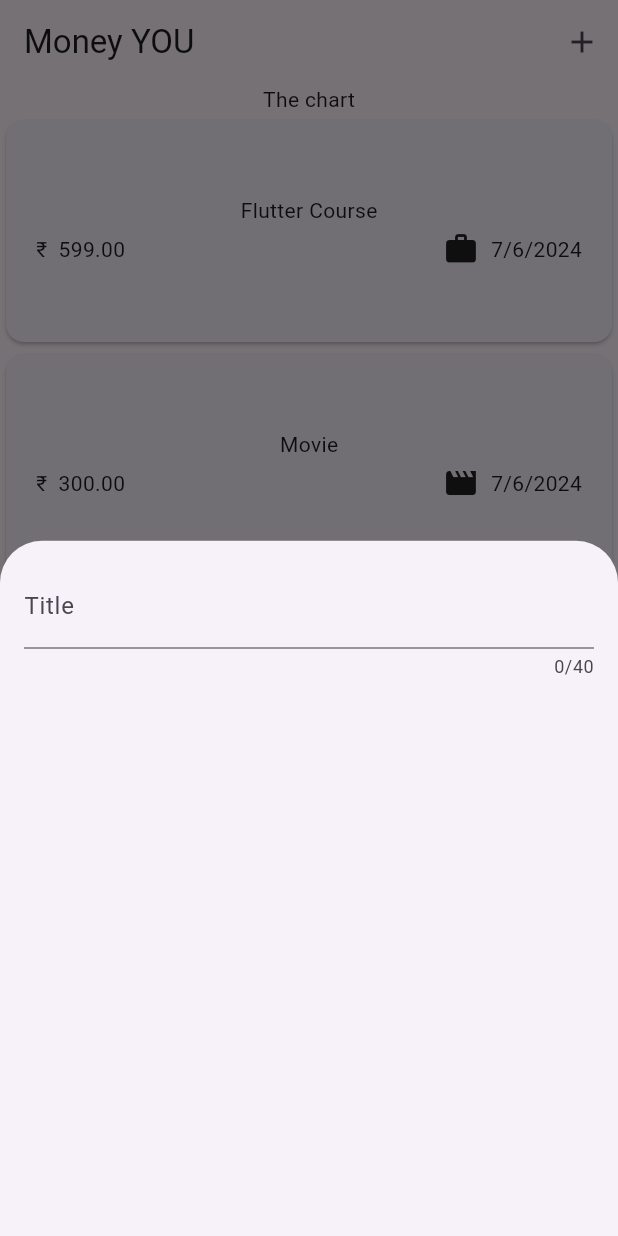
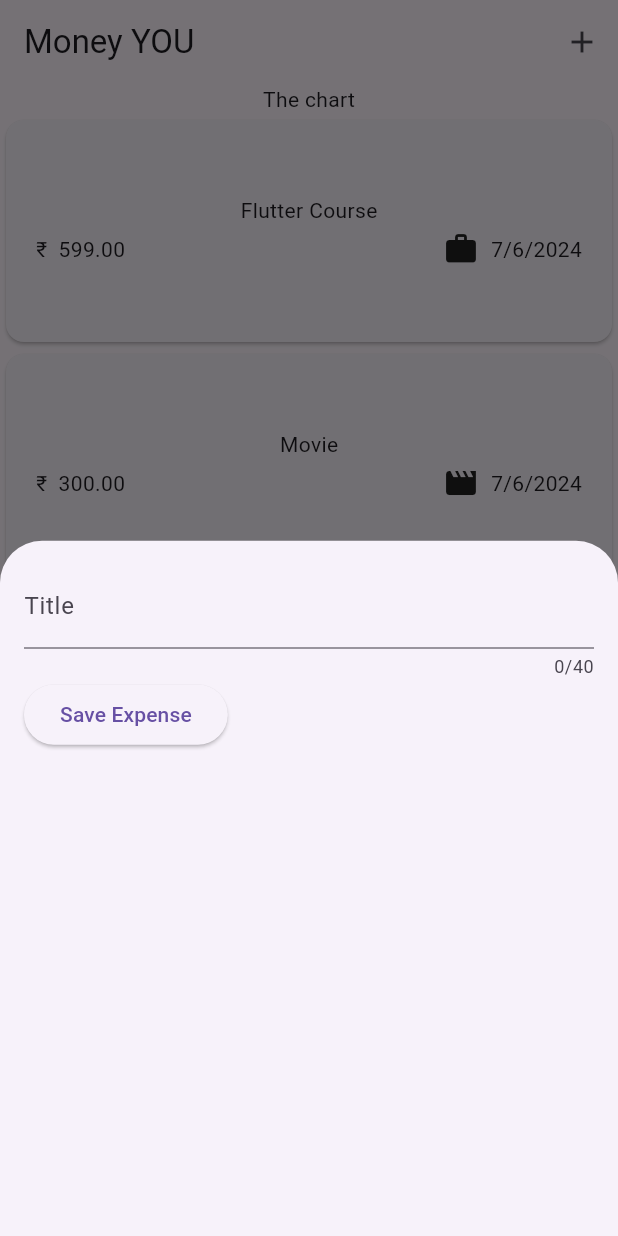
Before and after one commit to bhargav1131/Money-YOU---An-Expense-Tracker, a Flutter app: the screen it shows after launch, after a tap on the "add" icon, on a phone screen of 412 x 824 dp. Run offline on Flutter 3.47's test engine with Material 3 defaults, Android fonts, the phone set to English and light mode, and no system bars.

Commit message:
add save button and variable to save input

```diff
--- a/lib/widgets/new_expense.dart
+++ b/lib/widgets/new_expense.dart
@@ -10,18 +10,30 @@ class NewExpense extends StatefulWidget {
 }
 
 class _NewExpenseState extends State<NewExpense> {
+  var _enteredTitle = '';
+
+  void _saveTitleInput(String inputValue){
+    _enteredTitle = inputValue;
+  }
+
   @override
   Widget build(BuildContext context) {
-    return const Padding(
-      padding: EdgeInsets.all(16),
+    return Padding(
+      padding: const EdgeInsets.all(16),
       child: Column(
         children: [
           TextField(
+            onChanged: _saveTitleInput,
             maxLength: 40,
-            decoration: InputDecoration(
+            decoration: const InputDecoration(
               label: Text('Title'),
             ),
           ),
+          Row(children: [
+            ElevatedButton(onPressed: (){
+              print(_enteredTitle);
+            }, child: const Text('Save Expense'),)
+          ],)
         ],
       ),
     );
```
